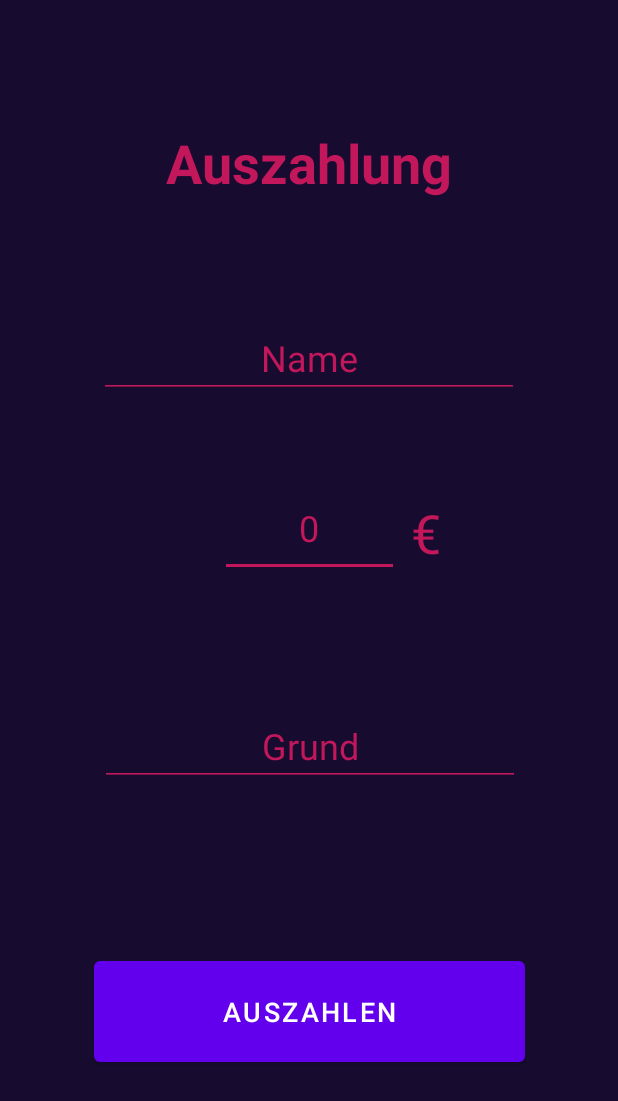
After one commit to Lufthanse/Partyraumkasse, an Android app: the Auszahlung_main screen opened directly, with no data from a screen before it, on a phone screen of 412 x 824 dp. The commit adds this screen. Shown: the top 1101 px of the screen. Run offline under Robolectric (Android 15) with nearby library versions, the phone set to English and light mode, and no system bars.

Commit message:
Hannes Auszahlung Datenbank C(RUD) 27.06.2021

```diff
--- a/app/src/main/AndroidManifest.xml
+++ b/app/src/main/AndroidManifest.xml
@@ -13,7 +13,7 @@
         <activity android:name=".Einkaufsliste" />
         <activity android:name=".Kalender" />
         <activity android:name=".Historie" />
-        <activity android:name=".Auszahlung" />
+        <activity android:name=".Auszahlung_main" />
         <activity android:name=".Einzahlung_main" />
         <activity android:name=".MainActivity">
             <intent-filter>
--- /dev/null
+++ b/app/src/main/java/com/project/partyraumkasse/Auszahlung_main.java
@@ -0,0 +1,95 @@
+package com.project.partyraumkasse;
+
+import androidx.appcompat.app.AppCompatActivity;
+import androidx.core.content.ContextCompat;
+
+import android.os.Build;
+import android.os.Bundle;
+import android.view.Gravity;
+import android.view.View;
+import android.widget.EditText;
+import android.widget.TextView;
+import android.widget.Toast;
+
+import com.google.android.material.snackbar.Snackbar;
+
+public class Auszahlung_main extends AppCompatActivity {
+    protected EditText name;
+    protected EditText betrag;
+    protected EditText grund;
+    protected String nameString;
+    protected String betragString;
+    protected String grundString;
+    protected String errorMessage;
+    protected View contextView;
+    protected Snackbar snackbar_vis;
+    protected View snackbarView_vis;
+    protected TextView textView_vis;
+
+    @Override
+    protected void onCreate(Bundle savedInstanceState) {
+        super.onCreate(savedInstanceState);
+        setContentView(R.layout.activity_auszahlung);
+        name = (EditText) findViewById(R.id.inp_name2);
+        betrag = (EditText) findViewById(R.id.inp_money2);
+        grund = (EditText) findViewById(R.id.inp_grund2);
+    }
+
+    public void Auszahlen(View view) {
+
+        if (grund.getText().toString().matches("")) {
+            errorMessage = "Bitte einen Grund eingeben!";
+            ShowSnackbar(errorMessage);
+            return;
+        }
+
+
+        if (name.getText().toString().matches("")) {
+            errorMessage = "Bitte einen Namen eintragen!";
+            ShowSnackbar(errorMessage);
+            return;
+        }
+
+        if (betrag.getText().toString().matches("0") || betrag.getText().toString() == null) {
+            errorMessage = "Bitte Betrag eingeben!";
+            ShowSnackbar(errorMessage);
+            return;
+        }
+
+        // Datenbankoperationen
+        // Create
+        betragString = betrag.getText().toString();
+        nameString = name.getText().toString();
+        grundString = grund.getText().toString();
+
+        Auszahlung auszahlung = new Auszahlung(nameString, betragString, grundString);
+
+        DAOAuszahlung daoAz = new DAOAuszahlung();
+
+        daoAz.add(auszahlung).addOnSuccessListener(suc->
+        {
+            Toast.makeText(this, "Auszahlung gespeichert", Toast.LENGTH_SHORT).show();
+        }).addOnFailureListener(er->
+        {
+            String error = er.getMessage();
+        });
+
+    }
+
+    protected void ShowSnackbar(String errorMe) {
+        contextView = findViewById(android.R.id.content);
+        snackbar_vis = Snackbar.make(contextView, errorMe, Snackbar.LENGTH_SHORT);
+        snackbar_vis.setActionTextColor(ContextCompat.getColor(getBaseContext(), R.color.design_default_color_error));
+        snackbarView_vis = snackbar_vis.getView();
+        textView_vis = snackbarView_vis.findViewById(R.id.snackbar_text);
+        textView_vis.setTextColor(-65536);
+        if (Build.VERSION.SDK_INT >= Build.VERSION_CODES.M) {
+            textView_vis.setTextAlignment(View.TEXT_ALIGNMENT_CENTER);
+        } else {
+            textView_vis.setGravity(Gravity.CENTER_HORIZONTAL);
+        }
+        snackbar_vis.show();
+
+    }
+
+}
--- a/app/src/main/java/com/project/partyraumkasse/Einzahlung_main.java
+++ b/app/src/main/java/com/project/partyraumkasse/Einzahlung_main.java
@@ -27,6 +27,7 @@ public class Einzahlung_main extends AppCompatActivity {
     protected Snackbar snackbar_vis;
     protected View snackbarView_vis;
     protected TextView textView_vis;
+
     @Override
     protected void onCreate(Bundle savedInstanceState) {
         super.onCreate(savedInstanceState);
--- a/app/src/main/java/com/project/partyraumkasse/MainActivity.java
+++ b/app/src/main/java/com/project/partyraumkasse/MainActivity.java
@@ -22,7 +22,7 @@ public class MainActivity extends AppCompatActivity {
 
     public void navigateAuszahlung (View View){
         // HaKi 07.02.2021 16:15 - New Screen
-        Intent intent = new Intent(this, Auszahlung.class);
+        Intent intent = new Intent(this, Auszahlung_main.class);
         startActivity(intent);
     }
 
--- a/app/src/main/res/layout/activity_auszahlung.xml
+++ b/app/src/main/res/layout/activity_auszahlung.xml
@@ -4,6 +4,130 @@
     xmlns:tools="http://schemas.android.com/tools"
     android:layout_width="match_parent"
     android:layout_height="match_parent"
-    tools:context=".Auszahlung">
+    android:background="#170C30"
+    tools:context=".Auszahlung_main">
 
+    <Button
+        android:id="@+id/btn_auszahlen"
+        android:layout_width="287dp"
+        android:layout_height="79dp"
+        android:layout_marginStart="50dp"
+        android:layout_marginLeft="50dp"
+        android:layout_marginEnd="50dp"
+        android:layout_marginRight="50dp"
+        android:onClick="Auszahlen"
+        android:text="Auszahlen"
+        android:textSize="18sp"
+        app:layout_constraintBottom_toBottomOf="parent"
+        app:layout_constraintEnd_toEndOf="parent"
+        app:layout_constraintStart_toStartOf="parent"
+        app:layout_constraintTop_toBottomOf="@+id/inp_grund2" />
+
+    <TextView
+        android:id="@+id/tv_euro"
+        android:layout_width="wrap_content"
+        android:layout_height="wrap_content"
+        android:layout_marginTop="20dp"
+        android:layout_marginEnd="110dp"
+        android:layout_marginRight="110dp"
+        android:layout_marginBottom="400dp"
+        android:text="€"
+        android:textColor="#C2185B"
+        android:textSize="36sp"
+        app:layout_constraintBottom_toBottomOf="parent"
+        app:layout_constraintEnd_toEndOf="parent"
+        app:layout_constraintStart_toEndOf="@+id/inp_money2"
+        app:layout_constraintTop_toBottomOf="@+id/inp_name2" />
+
+    <EditText
+        android:id="@+id/inp_money2"
+        android:layout_width="119dp"
+        android:layout_height="59dp"
+        android:layout_marginStart="50dp"
+        android:layout_marginLeft="50dp"
+        android:layout_marginTop="20dp"
+        android:layout_marginEnd="50dp"
+        android:layout_marginRight="50dp"
+        android:layout_marginBottom="400dp"
+        android:backgroundTint="#C2185B"
+        android:ems="10"
+        android:gravity="center_horizontal"
+        android:inputType="numberDecimal"
+        android:text="0"
+        android:textAlignment="center"
+        android:textColor="#C2185B"
+        android:textSize="24sp"
+        app:layout_constraintBottom_toBottomOf="parent"
+        app:layout_constraintEnd_toEndOf="parent"
+        app:layout_constraintStart_toStartOf="parent"
+        app:layout_constraintTop_toBottomOf="@+id/inp_name2" />
+
+    <EditText
+        android:id="@+id/inp_name2"
+        android:layout_width="wrap_content"
+        android:layout_height="wrap_content"
+        android:layout_marginStart="50dp"
+        android:layout_marginLeft="50dp"
+        android:layout_marginTop="20dp"
+        android:layout_marginEnd="50dp"
+        android:layout_marginRight="50dp"
+        android:layout_marginBottom="500dp"
+        android:backgroundTint="#C2185B"
+        android:ems="10"
+        android:gravity="center_horizontal"
+        android:hint="Name"
+        android:inputType="textPersonName"
+        android:textAlignment="center"
+        android:textColor="#C2185B"
+        android:textColorHint="#C2185B"
+        android:textSize="24sp"
+        app:layout_constraintBottom_toBottomOf="parent"
+        app:layout_constraintEnd_toEndOf="parent"
+        app:layout_constraintStart_toStartOf="parent"
+        app:layout_constraintTop_toBottomOf="@+id/tv_ueberschriftAZ" />
+
+    <EditText
+        android:id="@+id/inp_grund2"
+        android:layout_width="wrap_content"
+        android:layout_height="wrap_content"
+        android:layout_marginStart="50dp"
+        android:layout_marginLeft="50dp"
+        android:layout_marginTop="20dp"
+        android:layout_marginEnd="50dp"
+        android:layout_marginRight="50dp"
+        android:layout_marginBottom="300dp"
+        android:backgroundTint="#C2185B"
+        android:ems="10"
+        android:gravity="center_horizontal"
+        android:hint="Grund"
+        android:inputType="textPersonName"
+        android:textAlignment="center"
+        android:textColor="#C2185B"
+        android:textColorHint="#C2185B"
+        android:textSize="24sp"
+        app:layout_constraintBottom_toBottomOf="parent"
+        app:layout_constraintEnd_toEndOf="parent"
+        app:layout_constraintHorizontal_bias="0.515"
+        app:layout_constraintStart_toStartOf="parent"
+        app:layout_constraintTop_toBottomOf="@+id/tv_ueberschriftAZ"
+        app:layout_constraintVertical_bias="1.0" />
+
+    <TextView
+        android:id="@+id/tv_ueberschriftAZ"
+        android:layout_width="wrap_content"
+        android:layout_height="wrap_content"
+        android:layout_marginStart="128dp"
+        android:layout_marginLeft="128dp"
+        android:layout_marginTop="20dp"
+        android:layout_marginEnd="128dp"
+        android:layout_marginRight="128dp"
+        android:layout_marginBottom="628dp"
+        android:text="Auszahlung"
+        android:textColor="#C2185B"
+        android:textSize="36sp"
+        android:textStyle="bold"
+        app:layout_constraintBottom_toBottomOf="parent"
+        app:layout_constraintEnd_toEndOf="parent"
+        app:layout_constraintStart_toStartOf="parent"
+        app:layout_constraintTop_toTopOf="parent" />
 </androidx.constraintlayout.widget.ConstraintLayout>
--- a/app/src/main/res/layout/activity_einzahlung_main.xml
+++ b/app/src/main/res/layout/activity_einzahlung_main.xml
@@ -190,7 +190,7 @@
         android:backgroundTint="#C2185B"
         android:ems="10"
         android:gravity="center_horizontal"
-        android:inputType="numberSigned"
+        android:inputType="numberDecimal"
         android:text="0"
         android:textAlignment="center"
         android:textColor="#C2185B"
```
Also changed, not shown: app/src/main/java/com/project/partyraumkasse/Auszahlung.java (+85 -7 lines), app/src/main/java/com/project/partyraumkasse/DAOAuszahlung.java (added, +19 -0 lines).
